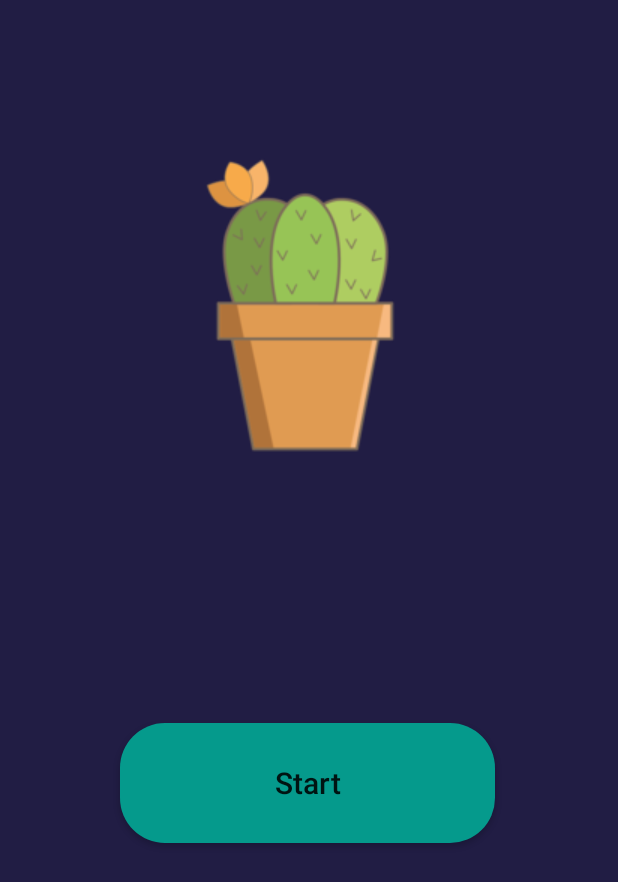
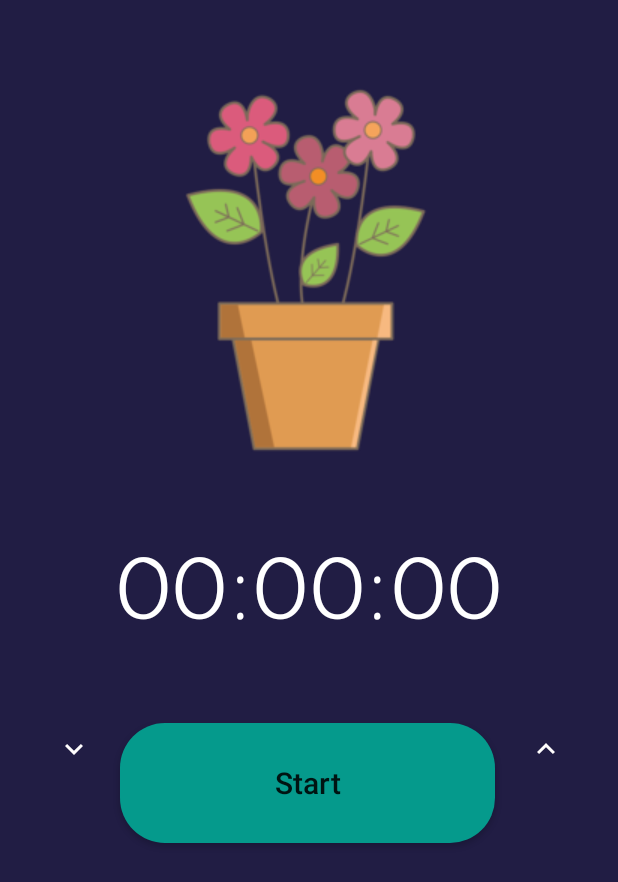
Before and after one commit to Dat0309/Pomodoro-Android-App, an Android app: the screen it shows after launch (MainWindown), on a phone screen of 412 x 824 dp. Shown: the top 882 px of the screen. Run offline under Robolectric (Android 15) with nearby library versions, the phone set to English and light mode, and no system bars.

Commit message:
Hoàn thành countdown Time

```diff
--- a/Pomodoro/app/src/main/java/com/dinhtrongdat/pomodoro_app/MainWindown.java
+++ b/Pomodoro/app/src/main/java/com/dinhtrongdat/pomodoro_app/MainWindown.java
@@ -3,17 +3,36 @@ package com.dinhtrongdat.pomodoro_app;
 import androidx.appcompat.app.AppCompatActivity;
 
 import android.os.Bundle;
+import android.os.CountDownTimer;
 import android.view.View;
 import android.view.animation.Animation;
 import android.view.animation.AnimationUtils;
 import android.widget.Button;
+import android.widget.ImageButton;
 import android.widget.ImageView;
+import android.widget.TextView;
+
+import org.w3c.dom.Text;
+
+import java.util.ArrayList;
+import java.util.Arrays;
+import java.util.Collections;
+import java.util.Locale;
+import java.util.concurrent.TimeUnit;
 
 public class MainWindown extends AppCompatActivity {
 
     Button btnStart, btnPause;
     ImageView imgView;
     Animation anim;
+    TextView txtCountdown;
+    ImageButton btnUp, btnDown;
+    private static long START_TIME_IN_MILLISECONN = 600000;
+    public static ArrayList<String> arrName;
+    private CountDownTimer mCountDownTimer;
+    private boolean mTimeIsRunning;
+    private long mTimeLeftInMillis = START_TIME_IN_MILLISECONN;
+
     @Override
     protected void onCreate(Bundle savedInstanceState) {
         super.onCreate(savedInstanceState);
@@ -21,17 +40,31 @@ public class MainWindown extends AppCompatActivity {
         initUI();
     }
 
-    private void initUI(){
+    private void initUI() {
         btnStart = (Button) findViewById(R.id.btn_start);
         btnPause = (Button) findViewById(R.id.btn_pause);
         imgView = (ImageView) findViewById(R.id.imgView);
+        txtCountdown = (TextView) findViewById(R.id.txt_countdown);
+        btnUp = (ImageButton) findViewById(R.id.btn_up);
+        btnDown = (ImageButton) findViewById(R.id.btn_down);
 
         btnPause.setAlpha(0);
-        anim = AnimationUtils.loadAnimation(this,R.anim.img_anim);
+        anim = AnimationUtils.loadAnimation(this, R.anim.img_anim);
+
+        String[] mangTen = getResources().getStringArray(R.array.arr_plant);
+        arrName = new ArrayList<>(Arrays.asList(mangTen));
+
+        Collections.shuffle(arrName);
+        int idHinh = getResources().getIdentifier(arrName.get(2), "drawable", getPackageName());
+        imgView.setImageResource(idHinh);
 
         btnStart.setOnClickListener(new View.OnClickListener() {
             @Override
             public void onClick(View view) {
+                startTime();
+                Collections.shuffle(arrName);
+                int idimg = getResources().getIdentifier(arrName.get(2), "drawable", getPackageName());
+                imgView.setImageResource(idimg);
                 btnPause.animate().alpha(1).translationY(-80).setDuration(300).start();
                 btnStart.animate().alpha(0).setDuration(300).start();
             }
@@ -39,11 +72,41 @@ public class MainWindown extends AppCompatActivity {
         btnPause.setOnClickListener(new View.OnClickListener() {
             @Override
             public void onClick(View view) {
+                pauseTime();
                 btnPause.animate().alpha(0).translationY(80).setDuration(300).start();
                 btnStart.animate().alpha(1).setDuration(300).start();
             }
         });
-
     }
 
+    private void startTime() {
+        mCountDownTimer = new CountDownTimer(mTimeLeftInMillis, 1000) {
+            @Override
+            public void onTick(long l) {
+                mTimeLeftInMillis = l;
+                updateCountDownText();
+            }
+
+            @Override
+            public void onFinish() {
+                mTimeIsRunning = false;
+                btnPause.animate().alpha(0).translationY(80).setDuration(300).start();
+                btnStart.animate().alpha(1).setDuration(300).start();
+            }
+        }.start();
+        mTimeIsRunning = true;
+    }
+
+    private void updateCountDownText() {
+        long hours = TimeUnit.MILLISECONDS.toHours(mTimeLeftInMillis);
+        long minutes = TimeUnit.MILLISECONDS.toMinutes(mTimeLeftInMillis) - TimeUnit.HOURS.toMinutes(TimeUnit.MILLISECONDS.toHours(mTimeLeftInMillis));
+        long seccons = TimeUnit.MILLISECONDS.toSeconds(mTimeLeftInMillis) - TimeUnit.MINUTES.toSeconds(TimeUnit.MILLISECONDS.toMinutes(mTimeLeftInMillis));
+
+        String timeLeftFormatted = String.format(Locale.getDefault(),"%02d:%02d:%02d",hours,minutes,seccons);
+        txtCountdown.setText(timeLeftFormatted);
+    }
+    private void pauseTime(){
+        mCountDownTimer.cancel();
+        mTimeIsRunning = false;
+    }
 }
--- /dev/null
+++ b/Pomodoro/app/src/main/res/drawable/ic_arow.xml
@@ -0,0 +1,5 @@
+<vector android:height="24dp" android:tint="#FFFDFD"
+    android:viewportHeight="24" android:viewportWidth="24"
+    android:width="24dp" xmlns:android="http://schemas.android.com/apk/res/android">
+    <path android:fillColor="@android:color/white" android:pathData="M7.41,8.59L12,13.17l4.59,-4.58L18,10l-6,6 -6,-6 1.41,-1.41z"/>
+</vector>
--- /dev/null
+++ b/Pomodoro/app/src/main/res/drawable/ic_up.xml
@@ -0,0 +1,5 @@
+<vector android:height="24dp" android:tint="#FFFDFD"
+    android:viewportHeight="24" android:viewportWidth="24"
+    android:width="24dp" xmlns:android="http://schemas.android.com/apk/res/android">
+    <path android:fillColor="@android:color/white" android:pathData="M7.41,15.41L12,10.83l4.59,4.58L18,14l-6,-6 -6,6z"/>
+</vector>
--- a/Pomodoro/app/src/main/res/layout/activity_main_windown.xml
+++ b/Pomodoro/app/src/main/res/layout/activity_main_windown.xml
@@ -17,7 +17,23 @@
         android:src="@drawable/plant1"
         app:layout_constraintEnd_toEndOf="parent"
         app:layout_constraintStart_toStartOf="parent"
-        app:layout_constraintTop_toTopOf="parent" />
+        app:layout_constraintTop_toTopOf="parent"
+        />
+
+    <TextView
+        android:id="@+id/txt_countdown"
+        android:layout_width="wrap_content"
+        android:layout_height="wrap_content"
+        android:layout_marginStart="120dp"
+        android:layout_marginTop="50dp"
+        android:layout_marginEnd="120dp"
+        android:fontFamily="@font/antic"
+        android:text="00:00:00"
+        android:textColor="@color/white"
+        android:textSize="60sp"
+        app:layout_constraintEnd_toEndOf="parent"
+        app:layout_constraintStart_toStartOf="parent"
+        app:layout_constraintTop_toBottomOf="@+id/imgView" />
 
     <androidx.appcompat.widget.AppCompatButton
         android:id="@+id/btn_start"
@@ -53,5 +69,32 @@
         app:layout_constraintStart_toStartOf="parent"
         app:layout_constraintTop_toBottomOf="@+id/btn_start" />
 
+    <androidx.appcompat.widget.AppCompatImageButton
+        android:id="@+id/btn_down"
+        android:layout_width="50dp"
+        android:layout_height="50dp"
+        android:layout_marginStart="24dp"
+        android:layout_marginBottom="300dp"
+        android:background="@color/bg"
+        android:src="@drawable/ic_arow"
+        app:layout_constraintBottom_toBottomOf="parent"
+        app:layout_constraintEnd_toStartOf="@+id/txt_countdown"
+        app:layout_constraintHorizontal_bias="0.0"
+        app:layout_constraintStart_toStartOf="parent" />
+
+    <androidx.appcompat.widget.AppCompatImageButton
+        android:id="@+id/btn_up"
+        android:layout_width="50dp"
+        android:layout_height="50dp"
+        android:layout_marginStart="1dp"
+        android:layout_marginEnd="23dp"
+        android:layout_marginBottom="300dp"
+        android:background="@color/bg"
+        android:src="@drawable/ic_up"
+        app:layout_constraintBottom_toBottomOf="parent"
+        app:layout_constraintEnd_toEndOf="parent"
+        app:layout_constraintHorizontal_bias="1.0"
+        app:layout_constraintStart_toEndOf="@+id/txt_countdown" />
+
 
 </androidx.constraintlayout.widget.ConstraintLayout>
--- a/Pomodoro/app/src/main/res/values/strings.xml
+++ b/Pomodoro/app/src/main/res/values/strings.xml
@@ -3,4 +3,12 @@
     <string name="text_splash">POMODORO</string>
     <string name="btn_start">Start</string>
     <string name="btn_pause">Pause</string>
+    <string-array name="arr_plant">
+        <item>plant1</item>
+        <item>plant2</item>
+        <item>plant3</item>
+        <item>plant4</item>
+        <item>plant5</item>
+        <item>plant6</item>
+    </string-array>
 </resources>
```
Also changed, not shown: Pomodoro/app/src/main/res/drawable/plant5.png (added), Pomodoro/app/src/main/res/drawable/plant6.png (added).
